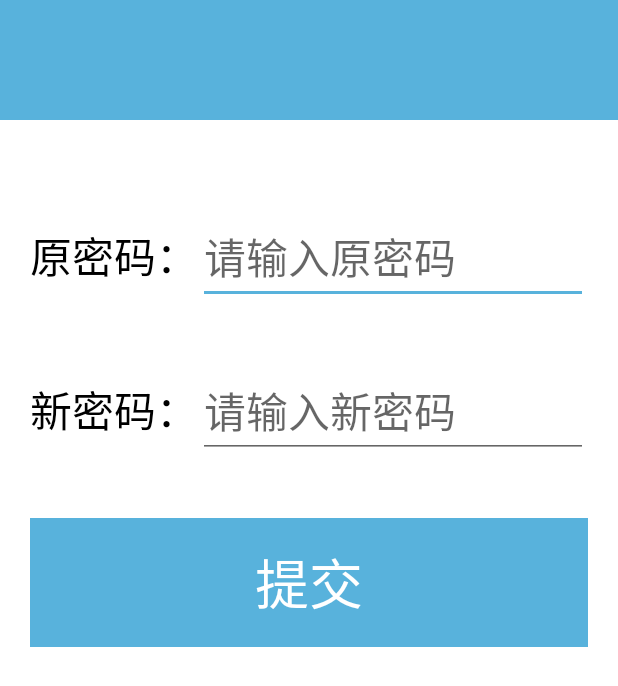
After one commit to SagarDep/E-Tourism, an Android app: the layout activity_reset_password.xml on its own in the app's theme, with its tools: preview values and no code run, on a phone screen of 412 x 824 dp. The commit adds this screen. Shown: the top 686 px of the screen. Run offline under Robolectric (Android 15) with nearby library versions, the phone set to English and light mode, and no system bars; plain views replace AutoLinearLayout.

Commit message:
添加修改密码功能

```diff
--- a/app/src/main/AndroidManifest.xml
+++ b/app/src/main/AndroidManifest.xml
@@ -30,6 +30,7 @@
         <activity android:name=".View.Activity.MainActivity" />
         <activity android:name=".View.Activity.LoginActivity" />
         <activity android:name=".View.Activity.RegisterActivity" />
+        <activity android:name=".View.Activity.ResetPasswordActivity"></activity>
     </application>
 
 </manifest>
--- /dev/null
+++ b/app/src/main/res/layout/activity_reset_password.xml
@@ -0,0 +1,84 @@
+<?xml version="1.0" encoding="utf-8"?>
+<LinearLayout xmlns:android="http://schemas.android.com/apk/res/android"
+    xmlns:tools="http://schemas.android.com/tools"
+    android:layout_width="match_parent"
+    android:layout_height="match_parent"
+    android:orientation="vertical"
+    android:background="@color/white">
+
+    <include layout="@layout/view_title_bar" />
+
+    <LinearLayout
+        android:layout_width="match_parent"
+        android:layout_height="wrap_content"
+        android:layout_marginTop="60px"
+        android:orientation="horizontal"
+        android:padding="30px">
+
+        <TextView
+            android:layout_width="wrap_content"
+            android:layout_height="wrap_content"
+            android:textColor="@color/black"
+            android:textSize="42px"
+            android:text="@string/old_password_text"/>
+
+        <EditText
+            android:id="@+id/old_password_et"
+            android:layout_width="0dp"
+            android:layout_height="wrap_content"
+            android:layout_weight="1"
+            android:textColor="@color/black"
+            android:textSize="42px"
+            android:hint="@string/old_password_text_hint"
+            android:maxLength="16"
+            android:inputType="textPassword"/>
+
+    </LinearLayout>
+
+    <LinearLayout
+        android:layout_width="match_parent"
+        android:layout_height="wrap_content"
+        android:orientation="horizontal"
+        android:padding="30px">
+
+        <TextView
+            android:layout_width="wrap_content"
+            android:layout_height="wrap_content"
+            android:textColor="@color/black"
+            android:textSize="42px"
+            android:text="@string/new_password_text"/>
+
+        <EditText
+            android:id="@+id/new_password_et"
+            android:layout_width="0dp"
+            android:layout_height="wrap_content"
+            android:layout_weight="1"
+            android:textColor="@color/black"
+            android:textSize="42px"
+            android:hint="@string/new_password_text_hint"
+            android:maxLength="16"
+            android:inputType="textPassword"/>
+
+    </LinearLayout>
+
+    <LinearLayout
+        android:layout_width="match_parent"
+        android:layout_height="wrap_content"
+        android:orientation="horizontal"
+        android:padding="30px">
+
+        <TextView
+            android:id="@+id/submit_btn"
+            android:layout_width="0dp"
+            android:layout_height="wrap_content"
+            android:layout_weight="1"
+            android:background="@drawable/common_btn_bg"
+            android:gravity="center"
+            android:padding="24px"
+            android:text="@string/submit_btn_text"
+            android:textColor="@color/white"
+            android:textSize="54px" />
+
+    </LinearLayout>
+
+</LinearLayout>
--- a/app/src/main/res/values/strings.xml
+++ b/app/src/main/res/values/strings.xml
@@ -32,9 +32,15 @@
     <string name="food_text">美食</string>
     <string name="view_text">景区</string>
 
+    <string name="mine_item_update_password">修改密码</string>
+    <string name="old_password_text">原密码：</string>
+    <string name="old_password_text_hint">请输入原密码</string>
+    <string name="new_password_text">新密码：</string>
+    <string name="new_password_text_hint">请输入新密码</string>
+    <string name="submit_btn_text">提交</string>
+    <string name="reset_password_success_tip">密码修改成功，请重新登录</string>
+
     <string name="temperature_text">%s ℃</string>
 
     <string name="no_permissions_for_location">没有定位权限，请给予权限后重新启动\n（现在将使用默认位置）</string>
-
-    <string name="mine_item_update_password">修改密码</string>
 </resources>
```
Also changed, not shown: app/src/main/java/com/love_cookies/e_tourism/Presenter/MinePresenter.java (+6 -7 lines), app/src/main/java/com/love_cookies/e_tourism/Presenter/ResetPasswordPresenter.java (added, +37 -0 lines), app/src/main/java/com/love_cookies/e_tourism/View/Activity/ResetPasswordActivity.java (added, +91 -0 lines), app/src/main/java/com/love_cookies/e_tourism/View/Fragment/MineFragment.java (+10 -2 lines), app/src/main/java/com/love_cookies/e_tourism/View/Interface/IResetPasswordView.java (added, +12 -0 lines), app/src/main/res/layout/fragment_mine.xml (+1 -15 lines).
